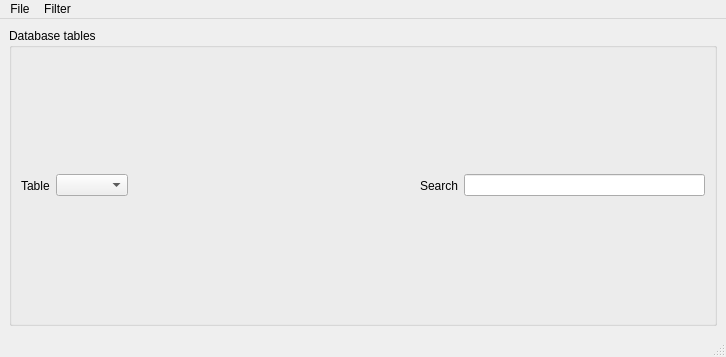
Above: plugins/textshape/dialogs/BibliographyDatabaseWindow.ui from KDE/calligra before the change. Below: the same form after it.
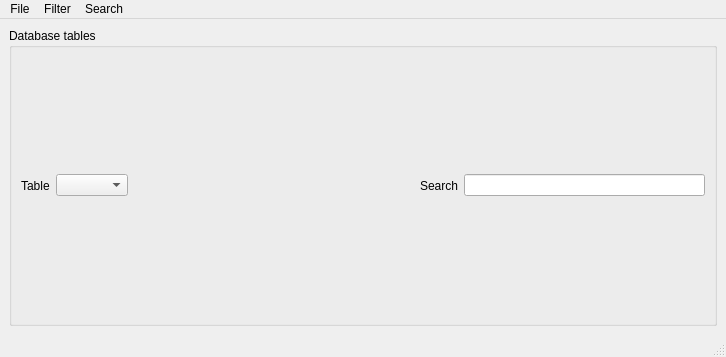
That is the form after the change. Custom widgets are drawn as their Qt base class.

Commit message: added regexp and wildcard search in database ui

The edit to the form file:
```diff
--- a/plugins/textshape/dialogs/BibliographyDatabaseWindow.ui
+++ b/plugins/textshape/dialogs/BibliographyDatabaseWindow.ui
@@ -98,8 +98,15 @@
     </property>
     <addaction name="actionNew_2"/>
    </widget>
+   <widget class="QMenu" name="menuSearch">
+    <property name="title">
+     <string>Search</string>
+    </property>
+    <addaction name="separator"/>
+   </widget>
    <addaction name="menuFile"/>
    <addaction name="menuFilter"/>
+   <addaction name="menuSearch"/>
   </widget>
   <widget class="QStatusBar" name="statusbar"/>
   <action name="actionOpen">
@@ -140,6 +147,13 @@
    </property>
   </action>
  </widget>
+ <customwidgets>
+  <customwidget>
+   <class>KLineEdit</class>
+   <extends>QLineEdit</extends>
+   <header>klineedit.h</header>
+  </customwidget>
+ </customwidgets>
  <resources/>
  <connections/>
 </ui>
```
Left out of the diff: 32 changed lines with no effect on the pictures. The commit also changes 2 other files.
